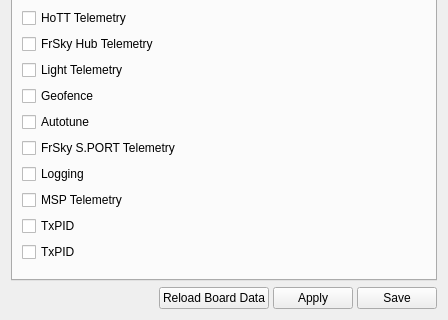
First picture: the form in ground/gcs/src/plugins/config/modules.ui, repository d-ronin/dRonin, before the edit; both pictures show x 0 to 448 and y 377 to 697 of the 448 by 697 pixel window.
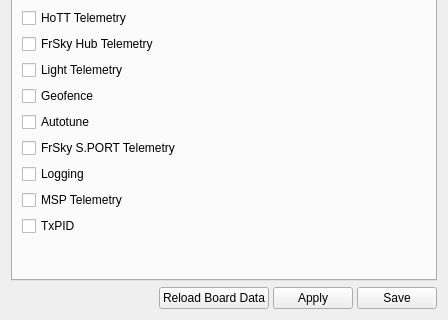
Second picture: the form after the edit. Icons and pictures are not drawn.

Commit message:
gcs: module configuration: remove duplicate txpid
txpid shows up on the module tab twice.  It looks like one was intended
for the on-screen display, but that currently doesn't have a module
flag.

What changed in the file:
```diff
--- a/ground/gcs/src/plugins/config/modules.ui
+++ b/ground/gcs/src/plugins/config/modules.ui
@@ -238,16 +238,6 @@
          </property>
         </widget>
        </item>
-       <item>
-        <widget class="QCheckBox" name="cbOnScreenDisplay">
-         <property name="toolTip">
-          <string></string>
-         </property>
-         <property name="text">
-          <string>TxPID</string>
-         </property>
-        </widget>
-       </item>
        <item>
         <spacer name="verticalSpacer_4">
          <property name="orientation">
```
